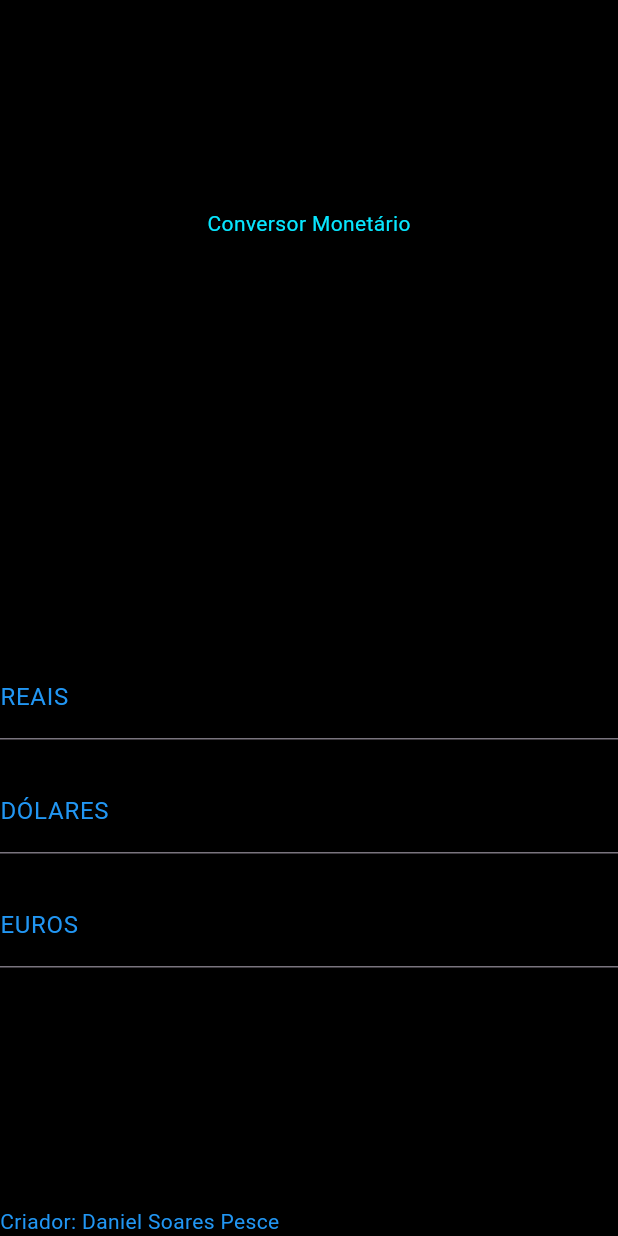
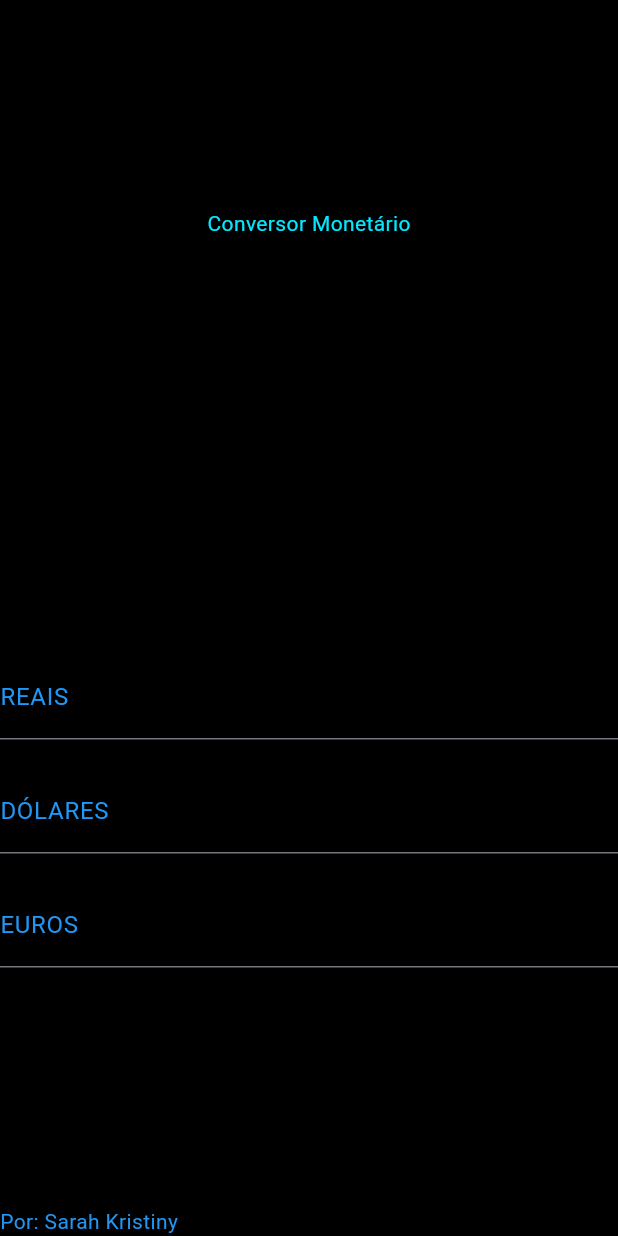
Before and after one commit to SarahTheodoro/ConversorMonetario, a Flutter app: the screen it shows after launch, on a phone screen of 412 x 824 dp. Run offline on Flutter 3.47's test engine with Material 3 defaults, Android fonts, the phone set to English and light mode, and no system bars.

Commit message:
Update main.dart

```diff
--- a/lib/main.dart
+++ b/lib/main.dart
@@ -14,11 +14,11 @@ class appWidget extends StatelessWidget {
     return MaterialApp(
         theme: ThemeData(
           primaryColor: Colors.blue,
-          scaffoldBackgroundColor: Colors.black, // Cor de fundo aqui
+          scaffoldBackgroundColor: Colors.black,
           textTheme: TextTheme(
-            bodyText1: TextStyle(color: Colors.blue), // Cor do corpo do texto
+            bodyText1: TextStyle(color: Colors.blue),
             bodyText2: TextStyle(
-                color: Colors.blue), // Cor do corpo do texto (variação)
+                color: Colors.blue),
           ),
         ),
         home: Scaffold(
@@ -63,14 +63,14 @@ class HomePageState extends State<HomePage> {
                     decoration: InputDecoration(
                         labelText: 'REAIS',
                         labelStyle: TextStyle(color: Colors.blue),
-                        prefixText: 'R\$', // Texto pré-definido
+                        prefixText: 'R\$',
                         prefixStyle: TextStyle(color: Colors.blue)),
                     onChanged: (value) {
                       double realValue = double.tryParse(value) ?? 0.0;
                       double dollarValue = realValue /
-                          5.20; // Supondo que 1 real = 0.192 dólares (5.20 reais = 1 dólar)
+                          5.20;
                       double euroValue = realValue /
-                          5.55; // Supondo que 1 real = 0.180 euros (5.55 reais = 1 euro)
+                          5.55;
                       dollarController.text = dollarValue.toStringAsFixed(2);
                       euroController.text = euroValue.toStringAsFixed(2);
                     },
@@ -86,14 +86,14 @@ class HomePageState extends State<HomePage> {
                     decoration: InputDecoration(
                         labelText: 'DÓLARES',
                         labelStyle: TextStyle(color: Colors.blue),
-                        prefixText: 'U\$', // Texto pré-definido
+                        prefixText: 'U\$',
                         prefixStyle: TextStyle(color: Colors.blue)),
                     onChanged: (value) {
                       double dollarValue = double.tryParse(value) ?? 0.0;
                       double realValue = dollarValue *
-                          5.20; // Supondo que 1 dólar = 5.20 reais
+                          5.20;
                       double euroValue = realValue /
-                          5.55; // Supondo que 1 dólar = 0.938 euros (5.55 reais = 1 euro)
+                          5.55;
                       realController.text = realValue.toStringAsFixed(2);
                       euroController.text = euroValue.toStringAsFixed(2);
                     },
@@ -109,14 +109,14 @@ class HomePageState extends State<HomePage> {
                     decoration: InputDecoration(
                         labelText: 'EUROS',
                         labelStyle: TextStyle(color: Colors.blue),
-                        prefixText: '€U', // Texto pré-definido
+                        prefixText: '€U',
                         prefixStyle: TextStyle(color: Colors.blue)),
                     onChanged: (value) {
                       double euroValue = double.tryParse(value) ?? 0.0;
                       double realValue =
-                          euroValue * 5.55; // Supondo que 1 euro = 5.55 reais
+                          euroValue * 5.55;
                       double dollarValue = realValue /
-                          5.20; // Supondo que 1 euro = 1.07 dólares (5.20 reais = 1 dólar)
+                          5.20;
                       realController.text = realValue.toStringAsFixed(2);
                       dollarController.text = dollarValue.toStringAsFixed(2);
                     },
@@ -138,6 +138,6 @@ class HomePageState extends State<HomePage> {
 class creditos extends StatelessWidget {
   @override
   Widget build(BuildContext context) {
-    return Container(child: Text('Criador: \Daniel Soares Pesce'));
+    return Container(child: Text('Por: Sarah Kristiny'));
   }
 }
```
